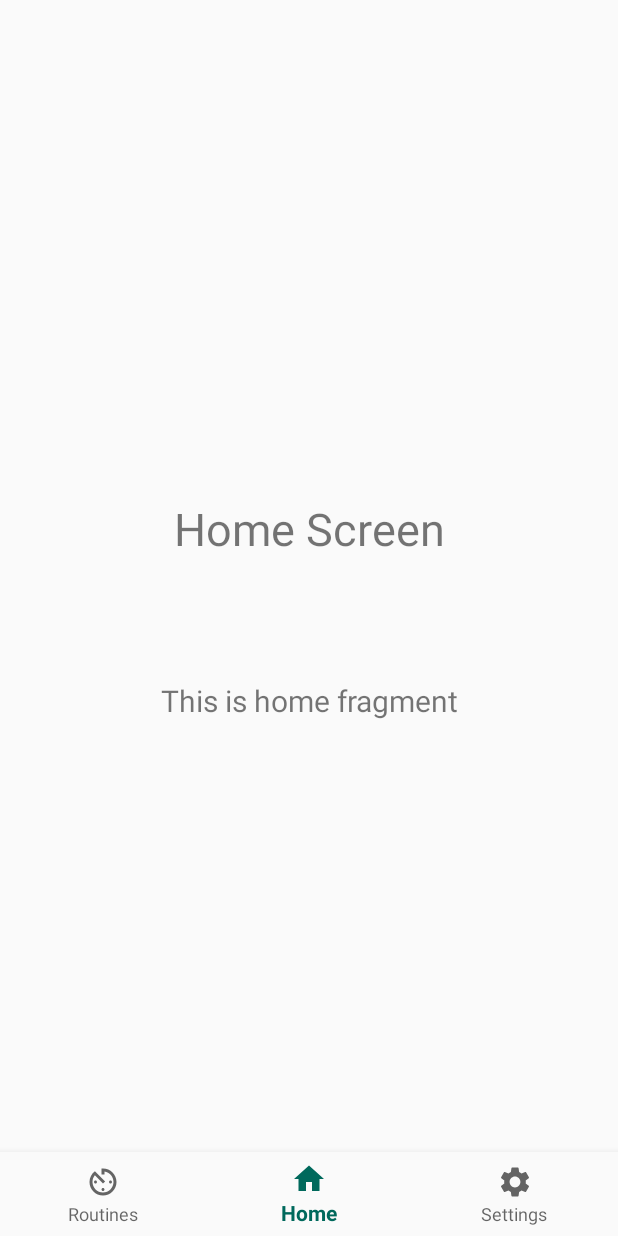
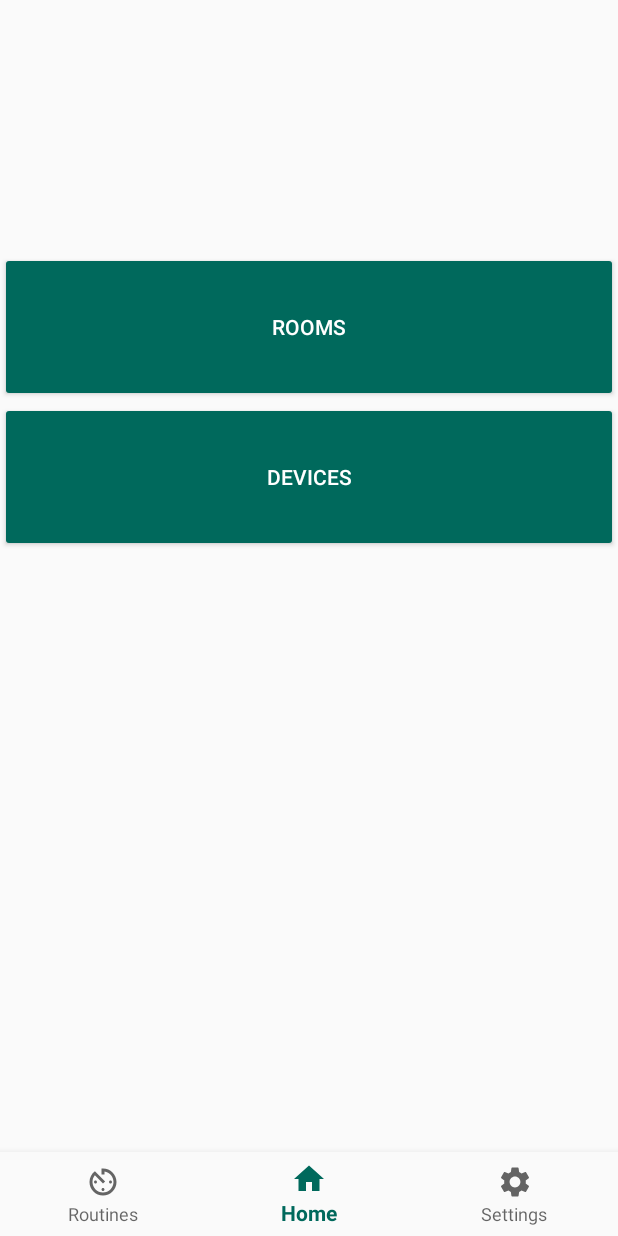
Before and after one commit to scottlin19/hci_mobile, an Android app: the screen it shows after launch (MainActivity), on a phone screen of 412 x 824 dp. Run offline under Robolectric (Android 15) with nearby library versions, the phone set to English and light mode, and no system bars; our stand-ins replace navigation-ui.

Commit message:
no entiendo nada

```diff
--- a/app/src/main/java/ar/edu/itba/hci/ui/home/HomeFragment.java
+++ b/app/src/main/java/ar/edu/itba/hci/ui/home/HomeFragment.java
@@ -23,13 +23,13 @@ public class HomeFragment extends Fragment {
         homeViewModel =
                 ViewModelProviders.of(this).get(HomeViewModel.class);
         View root = inflater.inflate(R.layout.fragment_home, container, false);
-        final TextView textView = root.findViewById(R.id.text_home);
-        homeViewModel.getText().observe(getViewLifecycleOwner(), new Observer<String>() {
-            @Override
-            public void onChanged(@Nullable String s) {
-                textView.setText(s);
-            }
-        });
+//        final TextView textView = root.findViewById(R.id.button_rooms);
+//        homeViewModel.getText().observe(getViewLifecycleOwner(), new Observer<String>() {
+//            @Override
+//            public void onChanged(@Nullable String s) {
+//                textView.setText(s);
+//            }
+//        });
         return root;
     }
 }
--- a/app/src/main/java/ar/edu/itba/hci/ui/home/HomeViewModel.java
+++ b/app/src/main/java/ar/edu/itba/hci/ui/home/HomeViewModel.java
@@ -5,15 +5,4 @@ import androidx.lifecycle.MutableLiveData;
 import androidx.lifecycle.ViewModel;
 
 public class HomeViewModel extends ViewModel {
-
-    private MutableLiveData<String> mText;
-
-    public HomeViewModel() {
-        mText = new MutableLiveData<>();
-        mText.setValue("This is home fragment");
-    }
-
-    public LiveData<String> getText() {
-        return mText;
-    }
 }
--- a/app/src/main/res/layout/fragment_home.xml
+++ b/app/src/main/res/layout/fragment_home.xml
@@ -6,29 +6,35 @@
     android:layout_height="match_parent"
     tools:context=".ui.home.HomeFragment">
 
-    <TextView
-        android:id="@+id/text_home"
+    <LinearLayout
         android:layout_width="match_parent"
-        android:layout_height="wrap_content"
-        android:layout_marginStart="8dp"
-        android:layout_marginTop="8dp"
-        android:layout_marginEnd="8dp"
-        android:textAlignment="center"
-        android:textSize="20sp"
+        android:layout_height="match_parent"
+        android:layout_marginTop="10dp"
+        android:addStatesFromChildren="false"
+        android:orientation="vertical"
         app:layout_constraintBottom_toBottomOf="parent"
         app:layout_constraintEnd_toEndOf="parent"
-        app:layout_constraintStart_toStartOf="parent"
-        app:layout_constraintTop_toTopOf="parent" />
-
-    <TextView
-        android:id="@+id/homeScreen"
-        android:layout_width="wrap_content"
-        android:layout_height="wrap_content"
-        android:text="Home Screen"
-        android:textSize="30sp"
-        app:layout_constraintBottom_toBottomOf="parent"
-        app:layout_constraintEnd_toEndOf="parent"
+        app:layout_constraintHorizontal_bias="0.0"
         app:layout_constraintStart_toStartOf="parent"
         app:layout_constraintTop_toTopOf="parent"
-        app:layout_constraintVertical_bias="0.306" />
+        app:layout_constraintVertical_bias="0.0">
+
+        <Button
+            android:id="@+id/button_rooms"
+            android:layout_width="match_parent"
+            android:layout_height="wrap_content"
+            android:backgroundTint="@color/colorPrimary"
+            android:minHeight="100dp"
+            android:text="@string/title_rooms"
+            android:textColor="#FFFFFF" />
+
+        <Button
+            android:id="@+id/button_devices"
+            android:layout_width="match_parent"
+            android:layout_height="wrap_content"
+            android:backgroundTint="@color/colorPrimary"
+            android:minHeight="100dp"
+            android:text="@string/title_devices"
+            android:textColor="#FFFFFF" />
+    </LinearLayout>
 </androidx.constraintlayout.widget.ConstraintLayout>
--- a/app/src/main/res/values/colors.xml
+++ b/app/src/main/res/values/colors.xml
@@ -3,5 +3,6 @@
     <color name="colorPrimary">#00695C</color>
     <color name="colorPrimaryDark">#004D40</color>
     <color name="colorAccent">#009688</color>
+    <color name="background">#ECF5F5</color>
 
 </resources>
--- a/app/src/main/res/values/strings.xml
+++ b/app/src/main/res/values/strings.xml
@@ -1,8 +1,10 @@
 <resources>
-    <string name="app_name">Smart Home</string>
+    <string name="app_name">Smarti</string>
     <string name="title_activity_main2">MainActivity</string>
     <string name="title_home">Home</string>
     <string name="title_routines">Routines</string>
     <string name="title_settings">Settings</string>
+    <string name="title_rooms">Rooms</string>
+    <string name="title_devices">Devices</string>
     <string name="themeSwitch">Dark mode</string>
 </resources>
```
Also changed, not shown: 1 other file.
